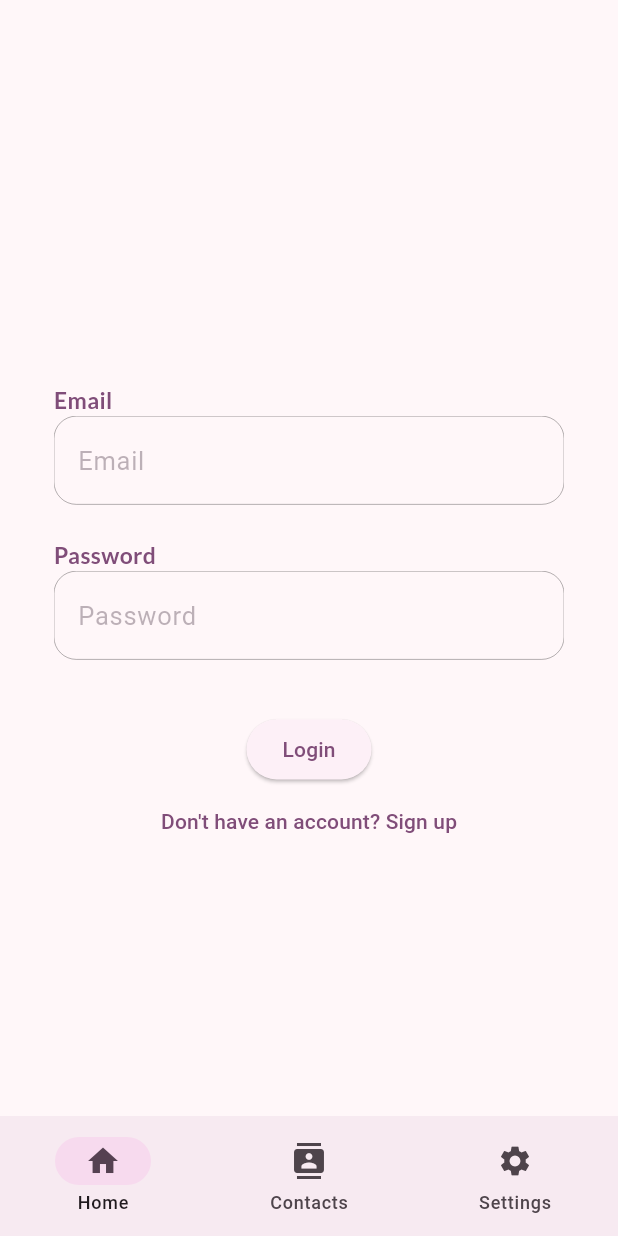
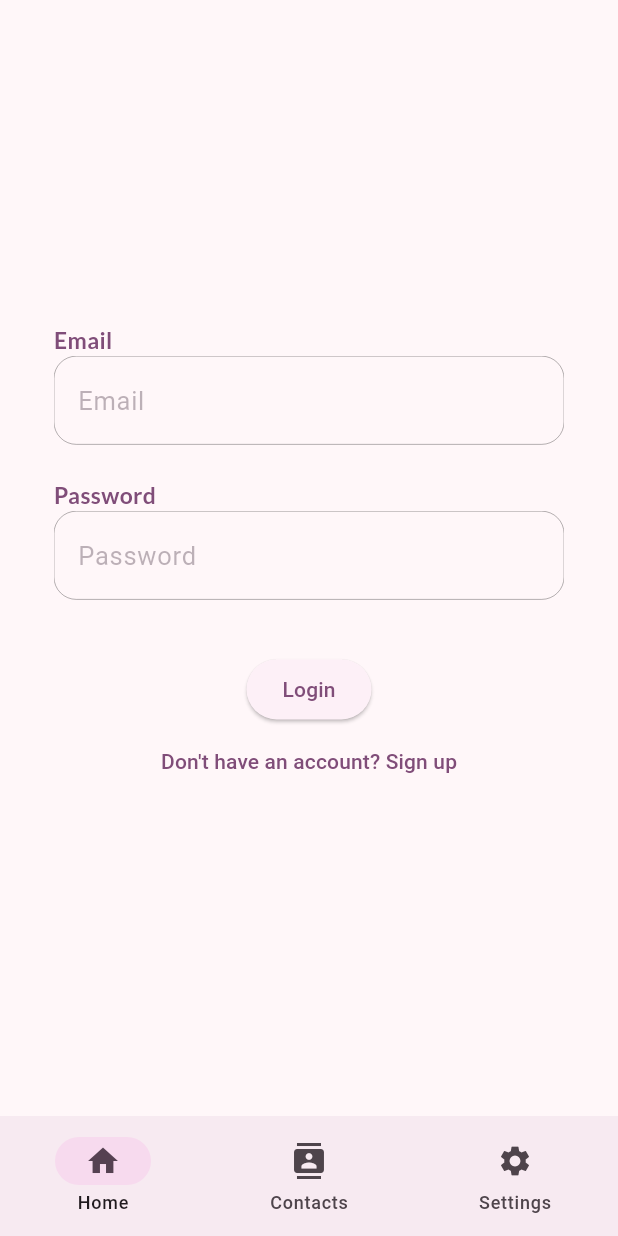
Before and after one commit to pratyush-1327/chat_app, a Flutter app: the screen it shows after launch, on a phone screen of 412 x 824 dp. Run offline on Flutter 3.47's test engine with Material 3 defaults, Android fonts, the phone set to English and light mode, and no system bars; our stand-ins replace cloud_firestore, firebase_auth, firebase_core, flutter_riverpod, fluttertoast, google_fonts and 1 more; missing offline and left inert: firebase_app_check; accounts and stored records are empty; generated files the repository leaves out were written again.

```diff
--- a/lib/screens/home_screen.dart
+++ b/lib/screens/home_screen.dart
@@ -39,7 +39,7 @@ class HomeScreen extends ConsumerWidget {
     }
 
     return Scaffold(
-      backgroundColor: Theme.of(context).colorScheme.surfaceDim,
+      backgroundColor: Theme.of(context).colorScheme.surface,
       appBar: AppBar(
         title: const Text("FlutChat"),
         actions: [
--- a/lib/screens/main_screen.dart
+++ b/lib/screens/main_screen.dart
@@ -48,7 +48,6 @@ class _MainScreenState extends State<MainScreen> {
         selectedIndex: _selectedIndex,
         onDestinationSelected: _onItemTapped,
       ),
-      extendBody: true,
     );
   }
 }
```
